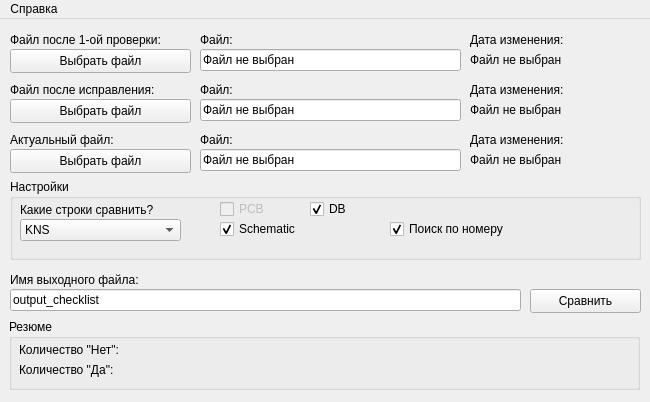
nekriS/checklistscompare, file form.ui: the form before one commit.
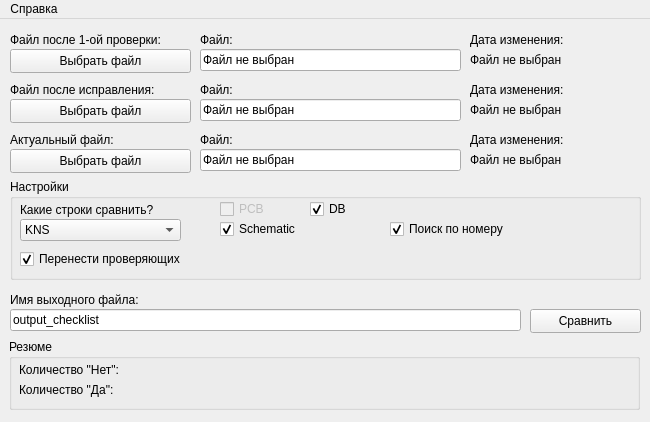
The form after the commit.

Commit message: add flow checkers, fixed bags, ver 1.0.2.

Patch:
```diff
--- a/form.ui
+++ b/form.ui
@@ -7,7 +7,7 @@
     <x>0</x>
     <y>0</y>
     <width>650</width>
-    <height>402</height>
+    <height>422</height>
    </rect>
   </property>
   <property name="sizePolicy">
@@ -19,13 +19,13 @@
   <property name="minimumSize">
    <size>
     <width>650</width>
-    <height>402</height>
+    <height>422</height>
    </size>
   </property>
   <property name="maximumSize">
    <size>
     <width>650</width>
-    <height>402</height>
+    <height>422</height>
    </size>
   </property>
   <property name="windowTitle">
@@ -293,7 +293,7 @@
       <x>10</x>
       <y>160</y>
       <width>631</width>
-      <height>81</height>
+      <height>101</height>
      </rect>
     </property>
     <property name="title">
@@ -429,12 +429,37 @@
       <bool>true</bool>
      </property>
     </widget>
+    <widget class="QCheckBox" name="checker_flow">
+     <property name="geometry">
+      <rect>
+       <x>10</x>
+       <y>70</y>
+       <width>201</width>
+       <height>20</height>
+      </rect>
+     </property>
+     <property name="toolTip">
+      <string>&lt;html&gt;&lt;head/&gt;&lt;body&gt;&lt;p&gt;Переносит проверяющих с первого файла в итоговый.&lt;/p&gt;&lt;/body&gt;&lt;/html&gt;</string>
+     </property>
+     <property name="statusTip">
+      <string/>
+     </property>
+     <property name="whatsThis">
+      <string/>
+     </property>
+     <property name="text">
+      <string>Перенести проверяющих</string>
+     </property>
+     <property name="checked">
+      <bool>true</bool>
+     </property>
+    </widget>
    </widget>
    <widget class="QPushButton" name="Compare">
     <property name="geometry">
      <rect>
       <x>530</x>
-      <y>270</y>
+      <y>290</y>
       <width>111</width>
       <height>24</height>
      </rect>
@@ -447,7 +472,7 @@
     <property name="geometry">
      <rect>
       <x>10</x>
-      <y>270</y>
+      <y>290</y>
       <width>511</width>
       <height>22</height>
      </rect>
@@ -475,7 +500,7 @@
     <property name="geometry">
      <rect>
       <x>10</x>
-      <y>250</y>
+      <y>270</y>
       <width>261</width>
       <height>21</height>
      </rect>
@@ -488,7 +513,7 @@
     <property name="geometry">
      <rect>
       <x>9</x>
-      <y>300</y>
+      <y>320</y>
       <width>631</width>
       <height>71</height>
      </rect>
```
The commit also changes 3 other files.
